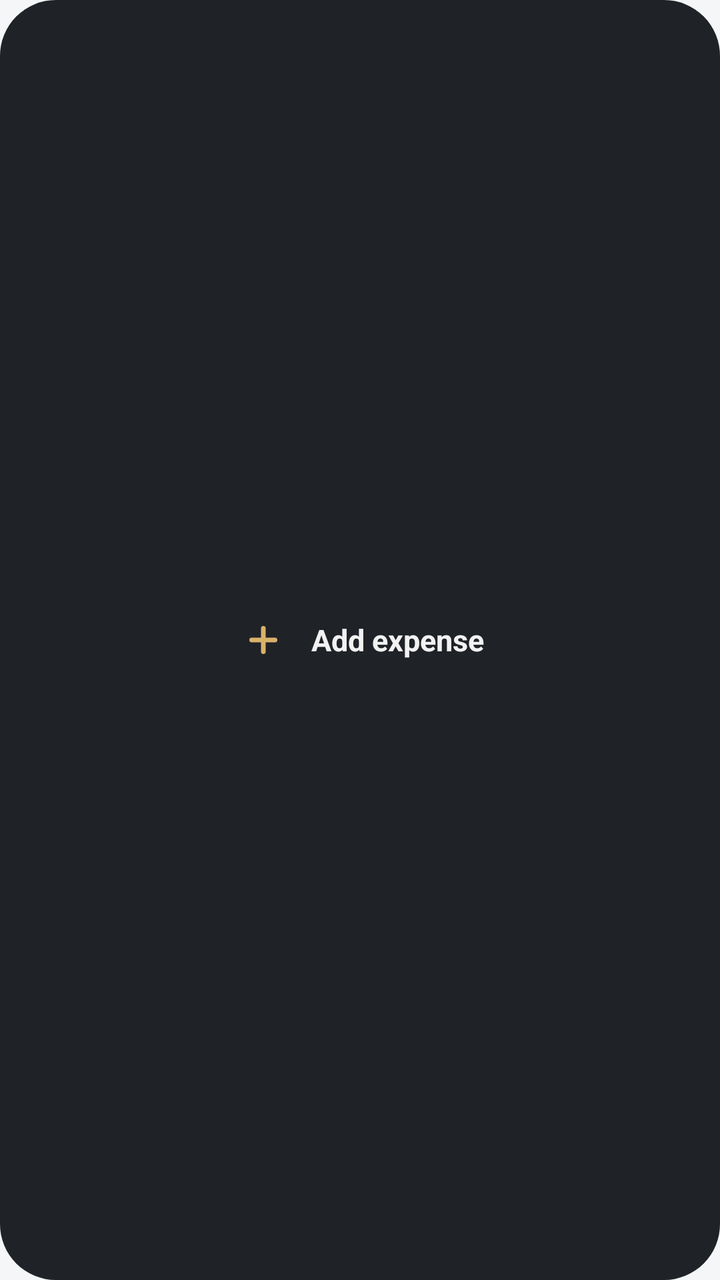
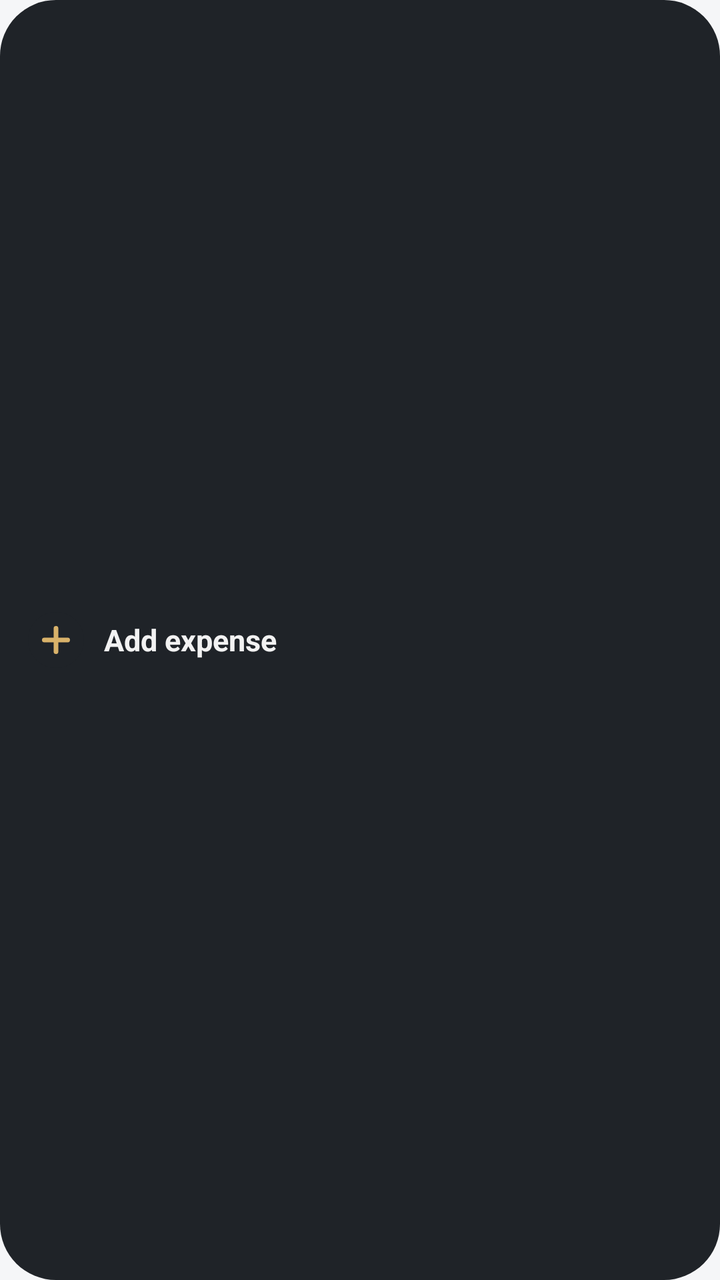

Before-and-after screenshots of an Android layout around one commit, followed by the original layout XML and the change that was made.
<!-- AndroidManifest.xml: application theme Theme.TripLedger -->
<!-- res/layout/widget_add_expense.xml -->
<?xml version="1.0" encoding="utf-8"?>
<LinearLayout xmlns:android="http://schemas.android.com/apk/res/android"
    android:id="@+id/widget_root"
    android:layout_width="match_parent"
    android:layout_height="match_parent"
    android:background="@drawable/widget_background"
    android:gravity="center"
    android:orientation="horizontal"
    android:paddingStart="16dp"
    android:paddingEnd="16dp">

    <ImageView
        android:layout_width="28dp"
        android:layout_height="28dp"
        android:importantForAccessibility="no"
        android:src="@drawable/ic_shortcut_add" />

    <TextView
        android:layout_width="wrap_content"
        android:layout_height="wrap_content"
        android:layout_marginStart="10dp"
        android:maxLines="1"
        android:text="@string/widget_label"
        android:textColor="#F2F2F2"
        android:textSize="15sp"
        android:textStyle="bold" />
</LinearLayout>
<!-- resources referenced by this layout -->
<resources>
  <!-- drawable ic_shortcut_add (drawable) -->
  <?xml version="1.0" encoding="utf-8"?>
  <vector xmlns:android="http://schemas.android.com/apk/res/android"
      android:width="48dp"
      android:height="48dp"
      android:viewportWidth="48"
      android:viewportHeight="48">
      <path
          android:fillColor="#1F2328"
          android:pathData="M24,24m-24,0a24,24 0,1 1,48 0a24,24 0,1 1,-48 0" />
      <path
          android:fillColor="#00000000"
          android:pathData="M24,14V34M14,24H34"
          android:strokeColor="#D9B26A"
          android:strokeLineCap="round"
          android:strokeWidth="4" />
  </vector>
  <!-- drawable widget_background (drawable) -->
  <?xml version="1.0" encoding="utf-8"?>
  <shape xmlns:android="http://schemas.android.com/apk/res/android" android:shape="rectangle">
      <solid android:color="#1F2328" />
      <corners android:radius="28dp" />
  </shape>
  <string name="widget_label">Add expense</string>
  <style name="Theme.TripLedger" parent="android:Theme.Material.Light.NoActionBar">
          <item name="android:windowBackground">@color/window_background</item>
          <item name="android:statusBarColor">@android:color/transparent</item>
          <item name="android:navigationBarColor">@android:color/transparent</item>
      </style>
  <color name="window_background">#F5F6F8</color>
</resources>

<!-- the commit's change to res/layout/widget_add_expense.xml (unified diff, before → after) -->
@@ -6,8 +6,8 @@
     android:background="@drawable/widget_background"
     android:gravity="center"
     android:orientation="horizontal"
-    android:paddingStart="16dp"
-    android:paddingEnd="16dp">
+    android:paddingStart="14dp"
+    android:paddingEnd="14dp">
 
     <ImageView
         android:layout_width="28dp"
@@ -16,12 +16,18 @@
         android:src="@drawable/ic_shortcut_add" />
 
     <TextView
-        android:layout_width="wrap_content"
-        android:layout_height="wrap_content"
+        android:layout_width="0dp"
+        android:layout_height="24dp"
         android:layout_marginStart="10dp"
+        android:layout_weight="1"
+        android:autoSizeMaxTextSize="15sp"
+        android:autoSizeMinTextSize="10sp"
+        android:autoSizeTextType="uniform"
+        android:ellipsize="end"
         android:maxLines="1"
         android:text="@string/widget_label"
         android:textColor="#F2F2F2"
         android:textSize="15sp"
+        android:gravity="center_vertical"
         android:textStyle="bold" />
 </LinearLayout>
